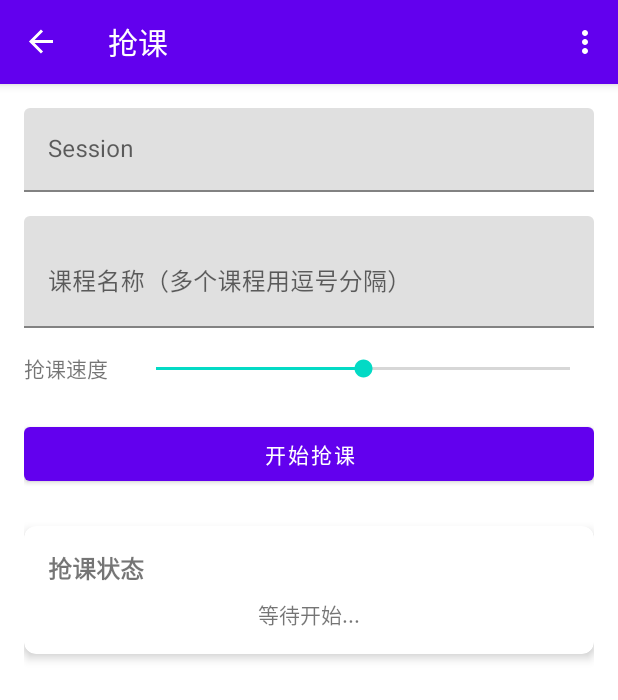
After one commit to liewstar/CQUPT_Assistant, an Android app: the CourseSelectionFragment screen opened through its navigation route, on a phone screen of 412 x 824 dp. The commit adds this screen. Shown: the top 700 px of the screen. Run offline under Robolectric (Android 15) with nearby library versions, the phone set to English and light mode, and no system bars; our stand-ins replace CircleImageView, navigation-ui.

Commit message:
feat: 新增抢课UI

```diff
--- /dev/null
+++ b/app/src/main/java/com/example/CQUPT/adapter/CourseSuccessAdapter.java
@@ -0,0 +1,50 @@
+package com.example.CQUPT.adapter;
+
+import android.view.LayoutInflater;
+import android.view.View;
+import android.view.ViewGroup;
+import android.widget.TextView;
+
+import androidx.annotation.NonNull;
+import androidx.recyclerview.widget.RecyclerView;
+
+import com.example.CQUPT.R;
+
+import java.util.ArrayList;
+import java.util.List;
+
+public class CourseSuccessAdapter extends RecyclerView.Adapter<CourseSuccessAdapter.ViewHolder> {
+    private List<String> successCourses = new ArrayList<>();
+
+    public void addSuccessCourse(String courseName) {
+        successCourses.add(courseName);
+        notifyItemInserted(successCourses.size() - 1);
+    }
+
+    @NonNull
+    @Override
+    public ViewHolder onCreateViewHolder(@NonNull ViewGroup parent, int viewType) {
+        View view = LayoutInflater.from(parent.getContext())
+                .inflate(R.layout.item_success_course, parent, false);
+        return new ViewHolder(view);
+    }
+
+    @Override
+    public void onBindViewHolder(@NonNull ViewHolder holder, int position) {
+        holder.courseNameText.setText(successCourses.get(position));
+    }
+
+    @Override
+    public int getItemCount() {
+        return successCourses.size();
+    }
+
+    static class ViewHolder extends RecyclerView.ViewHolder {
+        TextView courseNameText;
+
+        ViewHolder(View view) {
+            super(view);
+            courseNameText = view.findViewById(R.id.course_name_text);
+        }
+    }
+}
--- /dev/null
+++ b/app/src/main/java/com/example/CQUPT/ui/course/CourseSelectionFragment.java
@@ -0,0 +1,121 @@
+package com.example.CQUPT.ui.course;
+
+import android.os.Bundle;
+import android.os.Handler;
+import android.os.Looper;
+import android.view.LayoutInflater;
+import android.view.View;
+import android.view.ViewGroup;
+import android.widget.SeekBar;
+import android.widget.Toast;
+
+import androidx.annotation.NonNull;
+import androidx.fragment.app.Fragment;
+import androidx.recyclerview.widget.LinearLayoutManager;
+
+import com.example.CQUPT.adapter.CourseSuccessAdapter;
+import com.example.CQUPT.databinding.FragmentCourseSelectionBinding;
+import com.google.android.material.button.MaterialButton;
+
+import java.util.Arrays;
+import java.util.List;
+import java.util.Random;
+import java.util.concurrent.Executors;
+import java.util.concurrent.ScheduledExecutorService;
+import java.util.concurrent.TimeUnit;
+
+public class CourseSelectionFragment extends Fragment {
+    private FragmentCourseSelectionBinding binding;
+    private CourseSuccessAdapter adapter;
+    private ScheduledExecutorService executor;
+    private Handler mainHandler;
+    private boolean isRunning = false;
+
+    @Override
+    public View onCreateView(@NonNull LayoutInflater inflater, ViewGroup container, Bundle savedInstanceState) {
+        binding = FragmentCourseSelectionBinding.inflate(inflater, container, false);
+        View root = binding.getRoot();
+
+        setupViews();
+        return root;
+    }
+
+    private void setupViews() {
+        mainHandler = new Handler(Looper.getMainLooper());
+        adapter = new CourseSuccessAdapter();
+        binding.successList.setLayoutManager(new LinearLayoutManager(requireContext()));
+        binding.successList.setAdapter(adapter);
+
+        binding.startButton.setOnClickListener(v -> {
+            if (!isRunning) {
+                startCourseSelection();
+            } else {
+                stopCourseSelection();
+            }
+        });
+
+        binding.speedSeekbar.setOnSeekBarChangeListener(new SeekBar.OnSeekBarChangeListener() {
+            @Override
+            public void onProgressChanged(SeekBar seekBar, int progress, boolean fromUser) {
+                // Speed changes will be applied on next start
+            }
+
+            @Override
+            public void onStartTrackingTouch(SeekBar seekBar) {}
+
+            @Override
+            public void onStopTrackingTouch(SeekBar seekBar) {}
+        });
+    }
+
+    private void startCourseSelection() {
+        String session = binding.sessionInput.getText().toString();
+        String courseNames = binding.courseNamesInput.getText().toString();
+
+        if (session.isEmpty() || courseNames.isEmpty()) {
+            Toast.makeText(requireContext(), "请填写Session和课程名称", Toast.LENGTH_SHORT).show();
+            return;
+        }
+
+        List<String> courses = Arrays.asList(courseNames.split(","));
+        int speed = binding.speedSeekbar.getProgress();
+        int delay = 100 - speed; // Convert progress to delay (0-100 to 100-0ms)
+
+        isRunning = true;
+        binding.startButton.setText("停止抢课");
+        binding.progressBar.setVisibility(View.VISIBLE);
+        binding.statusText.setText("正在抢课中...");
+
+        executor = Executors.newSingleThreadScheduledExecutor();
+        executor.scheduleAtFixedRate(() -> {
+            // Simulate course selection attempt
+            for (String course : courses) {
+                // Random success simulation (20% chance)
+                if (new Random().nextInt(100) < 20) {
+                    mainHandler.post(() -> {
+                        adapter.addSuccessCourse(course.trim());
+                        binding.statusText.setText("成功抢到: " + course.trim());
+                    });
+                }
+            }
+        }, 0, delay * 10L, TimeUnit.MILLISECONDS);
+    }
+
+    private void stopCourseSelection() {
+        if (executor != null) {
+            executor.shutdown();
+            executor = null;
+        }
+        isRunning = false;
+        binding.startButton.setText("开始抢课");
+        binding.progressBar.setVisibility(View.GONE);
+        binding.statusText.setText("已停止抢课");
+    }
+
+    @Override
+    public void onDestroyView() {
+        super.onDestroyView();
+        stopCourseSelection();
+        binding = null;
+    }
+}
--- /dev/null
+++ b/app/src/main/res/drawable/ic_menu_course.xml
@@ -0,0 +1,10 @@
+<?xml version="1.0" encoding="utf-8"?>
+<vector xmlns:android="http://schemas.android.com/apk/res/android"
+    android:width="24dp"
+    android:height="24dp"
+    android:viewportWidth="24"
+    android:viewportHeight="24">
+    <path
+        android:fillColor="#FF000000"
+        android:pathData="M19,3H5C3.89,3 3,3.89 3,5V19C3,20.11 3.89,21 5,21H19C20.11,21 21,20.11 21,19V5C21,3.89 20.11,3 19,3M19,19H5V5H19V19M17,17H7V16H17V17M17,15H7V14H17V15M17,12H7V7H17V12Z"/>
+</vector>
--- /dev/null
+++ b/app/src/main/res/layout/fragment_course_selection.xml
@@ -0,0 +1,118 @@
+<?xml version="1.0" encoding="utf-8"?>
+<androidx.constraintlayout.widget.ConstraintLayout xmlns:android="http://schemas.android.com/apk/res/android"
+    xmlns:app="http://schemas.android.com/apk/res-auto"
+    android:layout_width="match_parent"
+    android:layout_height="match_parent"
+    android:padding="16dp">
+
+    <com.google.android.material.textfield.TextInputLayout
+        android:id="@+id/session_layout"
+        android:layout_width="match_parent"
+        android:layout_height="wrap_content"
+        android:hint="Session"
+        app:layout_constraintTop_toTopOf="parent"
+        app:layout_constraintStart_toStartOf="parent"
+        app:layout_constraintEnd_toEndOf="parent">
+
+        <com.google.android.material.textfield.TextInputEditText
+            android:id="@+id/session_input"
+            android:layout_width="match_parent"
+            android:layout_height="wrap_content"
+            android:inputType="text" />
+    </com.google.android.material.textfield.TextInputLayout>
+
+    <com.google.android.material.textfield.TextInputLayout
+        android:id="@+id/course_names_layout"
+        android:layout_width="match_parent"
+        android:layout_height="wrap_content"
+        android:layout_marginTop="16dp"
+        android:hint="课程名称（多个课程用逗号分隔）"
+        app:layout_constraintTop_toBottomOf="@id/session_layout">
+
+        <com.google.android.material.textfield.TextInputEditText
+            android:id="@+id/course_names_input"
+            android:layout_width="match_parent"
+            android:layout_height="wrap_content"
+            android:inputType="textMultiLine"
+            android:minLines="2" />
+    </com.google.android.material.textfield.TextInputLayout>
+
+    <TextView
+        android:id="@+id/speed_label"
+        android:layout_width="wrap_content"
+        android:layout_height="wrap_content"
+        android:text="抢课速度"
+        android:layout_marginTop="16dp"
+        app:layout_constraintTop_toBottomOf="@id/course_names_layout"
+        app:layout_constraintStart_toStartOf="parent" />
+
+    <SeekBar
+        android:id="@+id/speed_seekbar"
+        android:layout_width="0dp"
+        android:layout_height="wrap_content"
+        android:layout_marginStart="16dp"
+        android:max="100"
+        android:progress="50"
+        app:layout_constraintTop_toTopOf="@id/speed_label"
+        app:layout_constraintBottom_toBottomOf="@id/speed_label"
+        app:layout_constraintStart_toEndOf="@id/speed_label"
+        app:layout_constraintEnd_toEndOf="parent" />
+
+    <com.google.android.material.button.MaterialButton
+        android:id="@+id/start_button"
+        android:layout_width="match_parent"
+        android:layout_height="wrap_content"
+        android:text="开始抢课"
+        android:layout_marginTop="24dp"
+        app:layout_constraintTop_toBottomOf="@id/speed_seekbar" />
+
+    <androidx.cardview.widget.CardView
+        android:id="@+id/status_card"
+        android:layout_width="match_parent"
+        android:layout_height="wrap_content"
+        android:layout_marginTop="24dp"
+        app:cardElevation="4dp"
+        app:cardCornerRadius="8dp"
+        app:layout_constraintTop_toBottomOf="@id/start_button">
+
+        <LinearLayout
+            android:layout_width="match_parent"
+            android:layout_height="wrap_content"
+            android:orientation="vertical"
+            android:padding="16dp">
+
+            <TextView
+                android:layout_width="wrap_content"
+                android:layout_height="wrap_content"
+                android:text="抢课状态"
+                android:textStyle="bold"
+                android:textSize="16sp" />
+
+            <ProgressBar
+                android:id="@+id/progress_bar"
+                android:layout_width="48dp"
+                android:layout_height="48dp"
+                android:layout_gravity="center"
+                android:layout_marginTop="8dp"
+                android:visibility="gone" />
+
+            <TextView
+                android:id="@+id/status_text"
+                android:layout_width="wrap_content"
+                android:layout_height="wrap_content"
+                android:layout_marginTop="8dp"
+                android:text="等待开始..."
+                android:textAlignment="center"
+                android:layout_gravity="center" />
+        </LinearLayout>
+    </androidx.cardview.widget.CardView>
+
+    <androidx.recyclerview.widget.RecyclerView
+        android:id="@+id/success_list"
+        android:layout_width="match_parent"
+        android:layout_height="0dp"
+        android:layout_marginTop="16dp"
+        app:layout_constraintTop_toBottomOf="@id/status_card"
+        app:layout_constraintBottom_toBottomOf="parent" />
+
+</androidx.constraintlayout.widget.ConstraintLayout>
--- a/app/src/main/res/menu/activity_main_drawer.xml
+++ b/app/src/main/res/menu/activity_main_drawer.xml
@@ -24,6 +24,10 @@
             android:id="@+id/nav_news"
             android:icon="@drawable/ic_menu_news"
             android:title="校园公告" />
+        <item
+            android:id="@+id/nav_course_selection"
+            android:icon="@drawable/ic_menu_course"
+            android:title="抢课" />
     </group>
 
     <item android:title="其他">
--- a/app/src/main/res/navigation/mobile_navigation.xml
+++ b/app/src/main/res/navigation/mobile_navigation.xml
@@ -56,6 +56,12 @@
     </fragment>
 
     <fragment
+        android:id="@+id/nav_course_selection"
+        android:name="com.example.CQUPT.ui.course.CourseSelectionFragment"
+        android:label="抢课"
+        tools:layout="@layout/fragment_course_selection" />
+
+    <fragment
         android:id="@+id/settingsFragment"
         android:name="com.example.CQUPT.ui.settings.SettingsFragment"
         android:label="设置"
```
Also changed, not shown: app/src/main/res/layout/item_success_course.xml (added, +33 -0 lines), gradle/wrapper/gradle-wrapper.properties (added).
